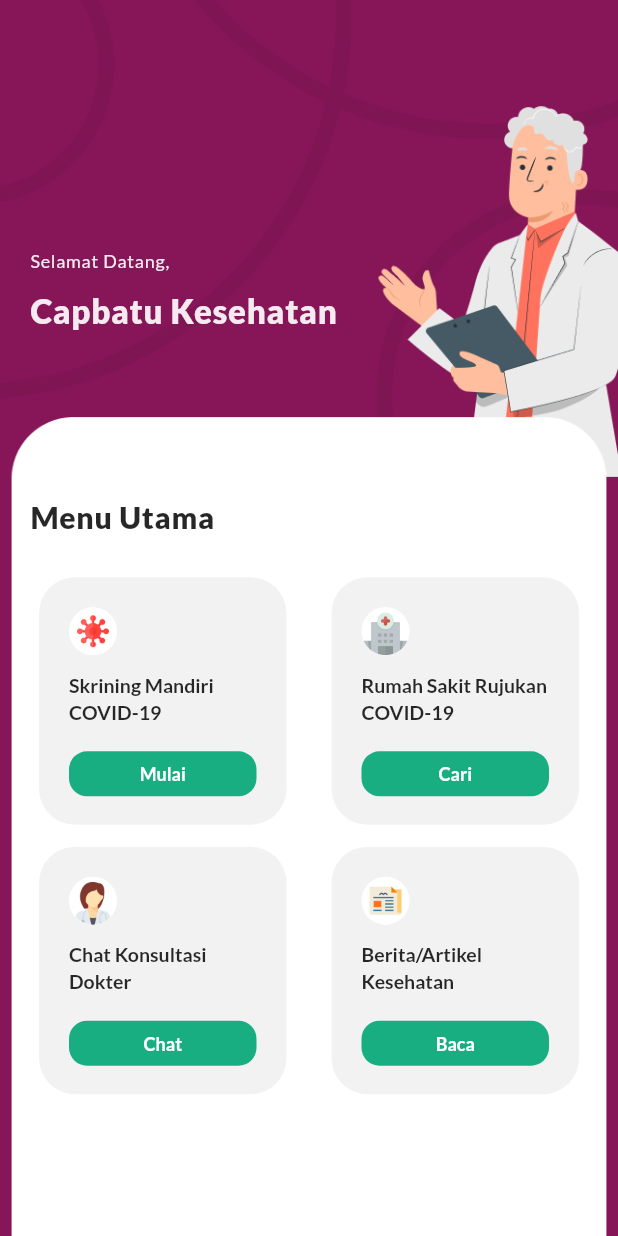
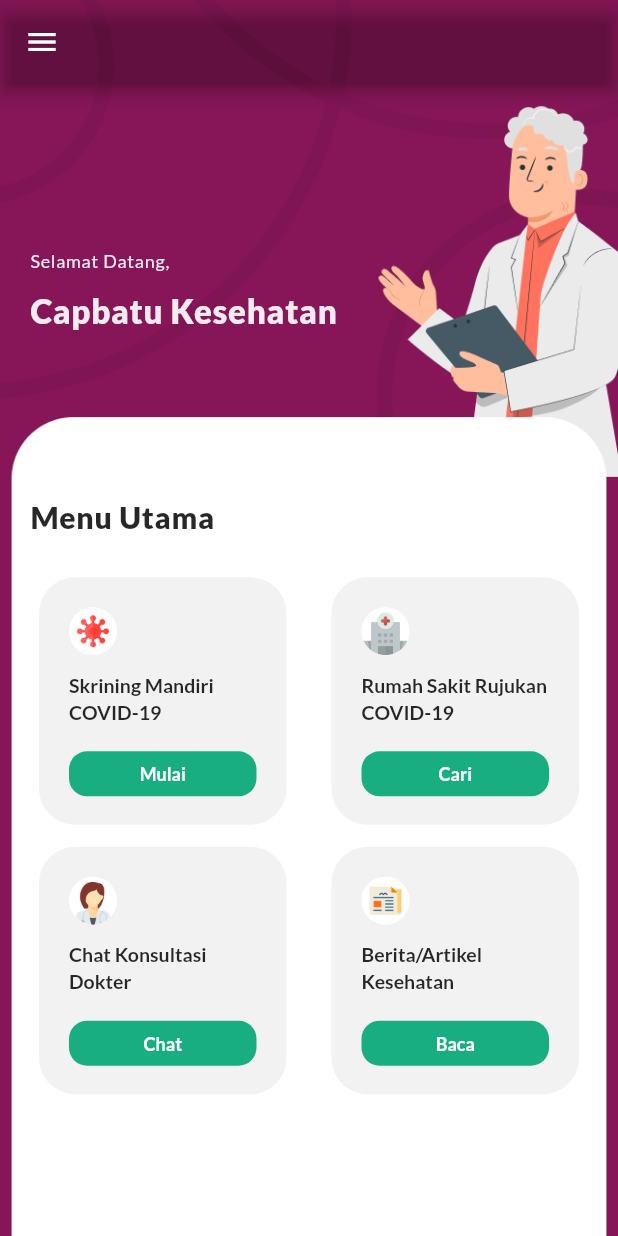
Before and after one commit to saskia-dwi-ulfah/HealthyIn, a Flutter app: the screen it shows once a user with an empty profile is signed in, on a phone screen of 412 x 824 dp. Run offline on Flutter 3.47's test engine with Material 2 defaults, Android fonts, the phone set to English and light mode, and no system bars; our stand-ins replace cloud_firestore, firebase_auth, firebase_core, get, google_fonts, open_file and 1 more; missing offline and left inert: maps_launcher; accounts and stored records are empty.

Commit message:
Fixing main page UI and functionality;

```diff
--- a/healthyin/lib/screens/Main Page/healthyin_main_page.dart
+++ b/healthyin/lib/screens/Main Page/healthyin_main_page.dart
@@ -18,6 +18,47 @@ class HealthyInMainPage extends StatelessWidget {
 
     return Scaffold(
       resizeToAvoidBottomInset: false,
+      extendBodyBehindAppBar: true,
+      appBar: AppBar(
+        backgroundColor: Colors.transparent,
+      ),
+      drawer: Drawer(
+        child: ListView(
+          children: [
+            DrawerHeader(
+                child: Column(
+              children: [
+                const CircleAvatar(
+                    radius: 50,
+                    backgroundColor: Color.fromARGB(1000, 4, 167, 119)),
+                const SizedBox(height: 10),
+                Text(email,
+                    style: GoogleFonts.lato(
+                        textStyle: const TextStyle(
+                            fontSize: 16,
+                            fontWeight: FontWeight.w400,
+                            letterSpacing: 0.5,
+                            color: Colors.black,
+                            height: 1.4))),
+              ],
+            )),
+            ListTile(
+              onTap: () {
+                AuthController.instance.logout();
+              },
+              title: Text("Keluar",
+                  style: GoogleFonts.lato(
+                      textStyle: const TextStyle(
+                          fontSize: 14,
+                          letterSpacing: 0.5,
+                          color: Colors.black,
+                          height: 1.4))),
+              leading: const Icon(Icons.logout,
+                  color: Color.fromARGB(1000, 134, 22, 87)),
+            )
+          ],
+        ),
+      ),
       body: Container(
         height: h,
         width: w,
```
